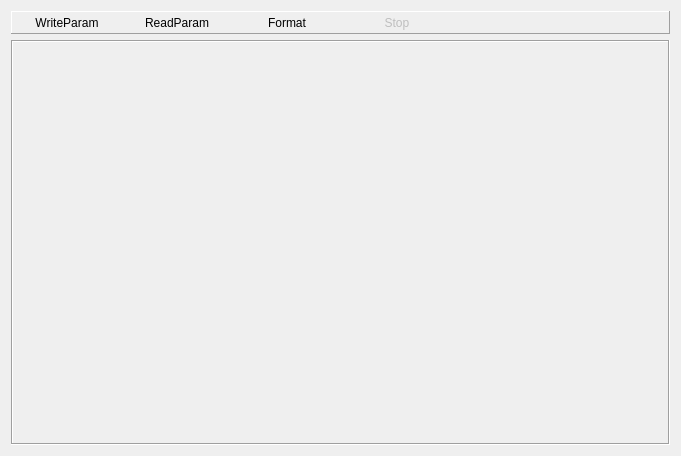
Before: the Qt Designer form UI/forms/TabWidget/JlinkParameterWidget.ui in manjusakalins/ft_1540_jl, drawn with Qt 5.
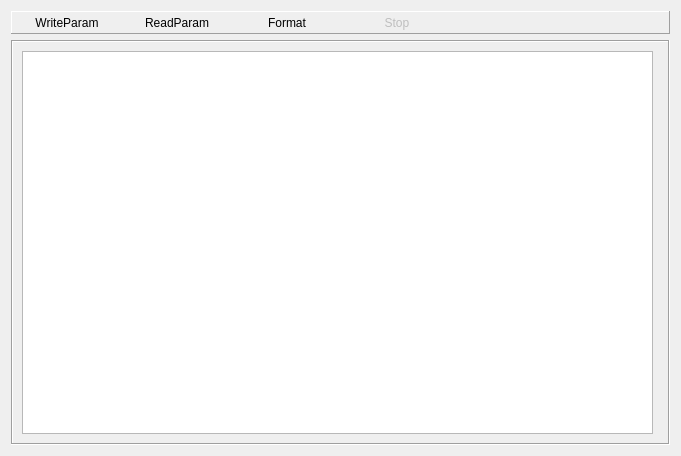
After: the same form once the commit is applied. Icons and pictures are not drawn.

Commit message: update_for_auto_size

Diff of the .ui file:
```diff
--- a/UI/forms/TabWidget/JlinkParameterWidget.ui
+++ b/UI/forms/TabWidget/JlinkParameterWidget.ui
@@ -196,6 +196,12 @@
      <property name="enabled">
       <bool>true</bool>
      </property>
+     <property name="sizePolicy">
+      <sizepolicy hsizetype="Expanding" vsizetype="Expanding">
+       <horstretch>0</horstretch>
+       <verstretch>0</verstretch>
+      </sizepolicy>
+     </property>
      <property name="frameShape">
       <enum>QFrame::Box</enum>
      </property>
@@ -203,25 +209,100 @@
       <enum>QFrame::Sunken</enum>
      </property>
      <layout class="QGridLayout" name="gridLayout">
-      <item row="0" column="0" colspan="3">
-       <layout class="QHBoxLayout" name="horizontalLayout">
-        <item>
-         <layout class="QVBoxLayout" name="verticalLayout"/>
-        </item>
+      <item row="0" column="0" colspan="2">
+       <layout class="QHBoxLayout" name="horizontalLayout" stretch="">
+        <property name="spacing">
+         <number>6</number>
+        </property>
        </layout>
       </item>
-      <item row="1" column="1">
-       <spacer name="verticalSpacer">
-        <property name="orientation">
-         <enum>Qt::Vertical</enum>
+      <item row="3" column="0">
+       <widget class="QTableWidget" name="jlinkFormatTableWidget">
+        <property name="sizePolicy">
+         <sizepolicy hsizetype="Expanding" vsizetype="Expanding">
+          <horstretch>0</horstretch>
+          <verstretch>0</verstretch>
+         </sizepolicy>
         </property>
-        <property name="sizeHint" stdset="0">
-         <size>
-          <width>20</width>
-          <height>40</height>
-         </size>
+        <property name="acceptDrops">
+         <bool>true</bool>
         </property>
-       </spacer>
+        <property name="editTriggers">
+         <set>QAbstractItemView::NoEditTriggers</set>
+        </property>
+        <property name="alternatingRowColors">
+         <bool>true</bool>
+        </property>
+        <property name="selectionMode">
+         <enum>QAbstractItemView::NoSelection</enum>
+        </property>
+        <property name="wordWrap">
+         <bool>false</bool>
+        </property>
+        <property name="cornerButtonEnabled">
+         <bool>false</bool>
+        </property>
+        <property name="columnCount">
+         <number>6</number>
+        </property>
+        <attribute name="horizontalHeaderVisible">
+         <bool>false</bool>
+        </attribute>
+        <attribute name="horizontalHeaderCascadingSectionResizes">
+         <bool>true</bool>
+        </attribute>
+        <attribute name="horizontalHeaderMinimumSectionSize">
+         <number>15</number>
+        </attribute>
+        <attribute name="horizontalHeaderStretchLastSection">
+         <bool>true</bool>
+        </attribute>
+        <attribute name="verticalHeaderVisible">
+         <bool>false</bool>
+        </attribute>
+        <attribute name="verticalHeaderCascadingSectionResizes">
+         <bool>false</bool>
+        </attribute>
+        <attribute name="verticalHeaderDefaultSectionSize">
+         <number>23</number>
+        </attribute>
+        <attribute name="verticalHeaderHighlightSections">
+         <bool>false</bool>
+        </attribute>
+        <attribute name="verticalHeaderMinimumSectionSize">
+         <number>34</number>
+        </attribute>
+        <column>
+         <property name="text">
+          <string/>
+         </property>
+        </column>
+        <column>
+         <property name="text">
+          <string>Name</string>
+         </property>
+        </column>
+        <column>
+         <property name="text">
+          <string>Begin Address</string>
+         </property>
+        </column>
+        <column>
+         <property name="text">
+          <string>End Address</string>
+         </property>
+        </column>
+        <column>
+         <property name="text">
+          <string>Region</string>
+         </property>
+        </column>
+        <column>
+         <property name="text">
+          <string>L</string>
+         </property>
+        </column>
+       </widget>
       </item>
      </layout>
     </widget>
```
The commit also changes 2 other files.
